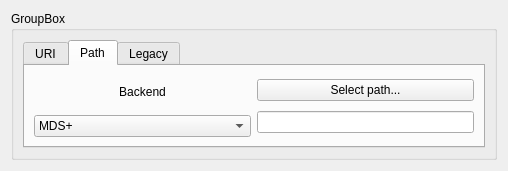
First picture: the form in tools/GUI/imasdb.ui, repository MaxDubrov/DINA-IMAS, before the edit.
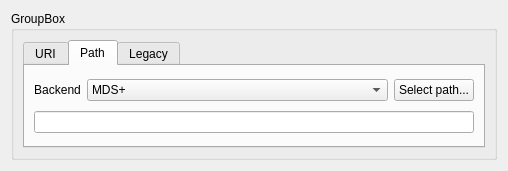
Second picture: the form after the edit. The open tabs and pages were chosen to show the change.

Commit message: Fix problems with IMASDB path setting

Patch:
```diff
--- a/tools/GUI/imasdb.ui
+++ b/tools/GUI/imasdb.ui
@@ -39,9 +39,9 @@
          <attribute name="title">
           <string>Path</string>
          </attribute>
-         <layout class="QHBoxLayout" name="horizontalLayout_2">
+         <layout class="QVBoxLayout" name="verticalLayout_10">
           <item>
-           <layout class="QVBoxLayout" name="verticalLayout_11">
+           <layout class="QHBoxLayout" name="horizontalLayout_2">
             <item>
              <widget class="QLabel" name="labelUser_8">
               <property name="text">
@@ -80,10 +80,6 @@
               </item>
              </widget>
             </item>
-           </layout>
-          </item>
-          <item>
-           <layout class="QVBoxLayout" name="verticalLayout_10">
             <item>
              <widget class="QPushButton" name="pushButton_SelectPath">
               <property name="text">
@@ -91,11 +87,11 @@
               </property>
              </widget>
             </item>
-            <item>
-             <widget class="QLineEdit" name="lineEditPath"/>
-            </item>
            </layout>
           </item>
+          <item>
+           <widget class="QLineEdit" name="lineEditPath"/>
+          </item>
          </layout>
         </widget>
         <widget class="QWidget" name="tabKeys">
```
The commit also changes 3 other files.
